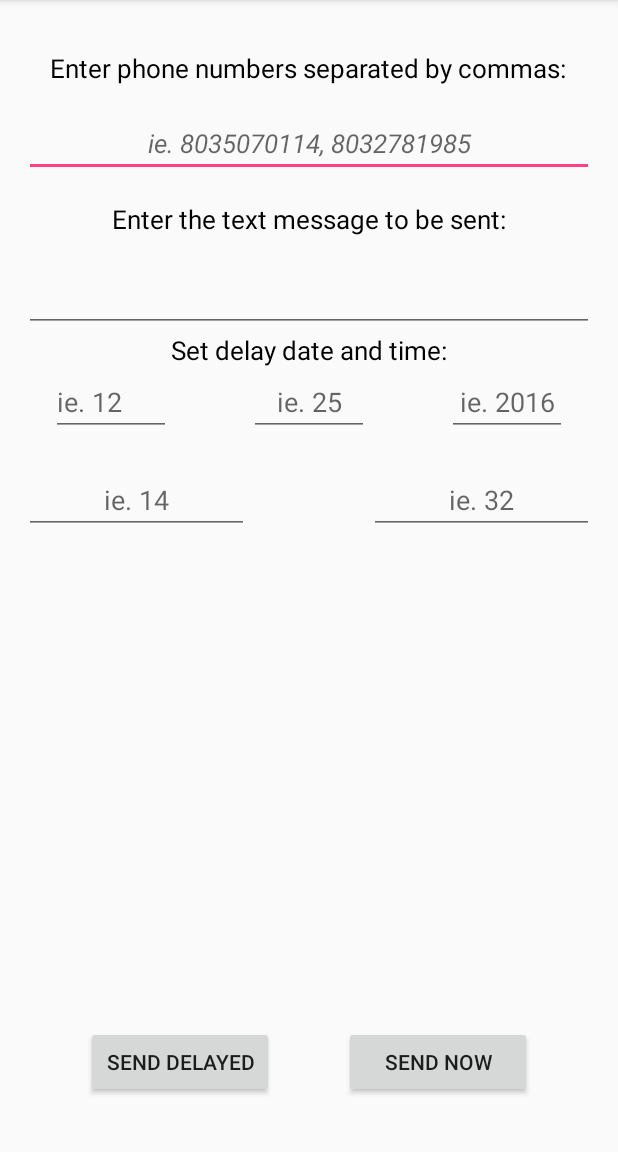
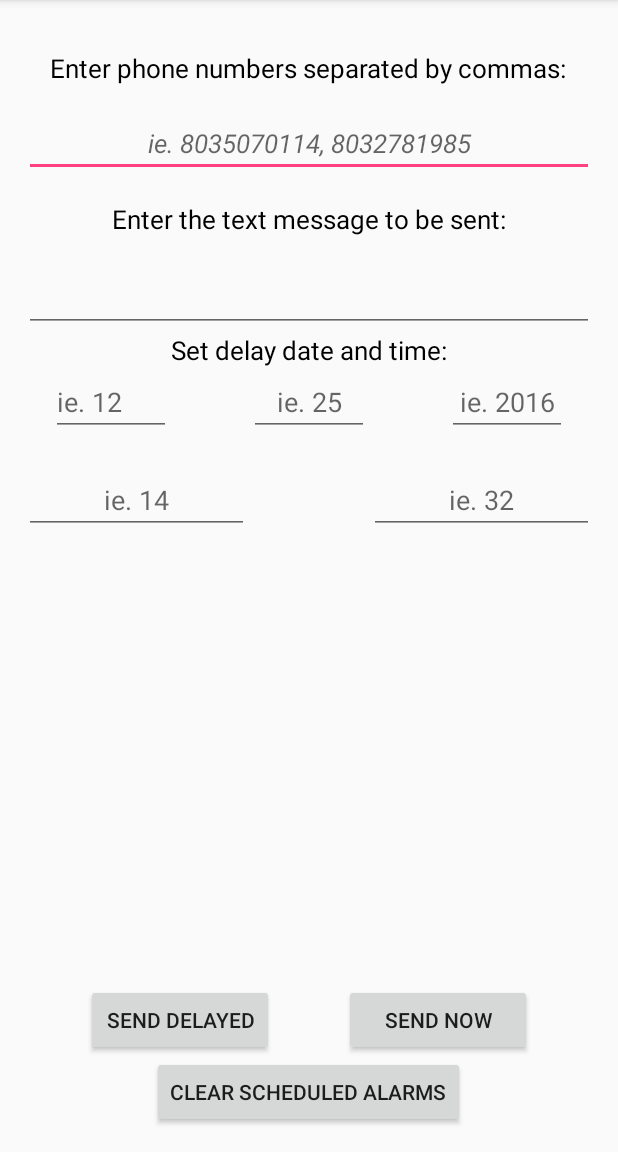
Before and after one commit to awardnasc/Broadcastr, an Android app: the screen it shows after launch (MainActivity), on a phone screen of 412 x 824 dp, the part 84-1236 px from its top. Run offline under Robolectric (Android 15) with nearby library versions, the phone set to English and light mode, and no system bars; 3 statements that could not run were skipped.

Commit message:
Clearing Alarms works  now

```diff
--- a/app/src/main/java/com/test/alexward/broadcastr/MainActivity.java
+++ b/app/src/main/java/com/test/alexward/broadcastr/MainActivity.java
@@ -144,6 +144,17 @@ public class MainActivity extends AppCompatActivity {
         Toast.makeText(this,"Text Scheduled", Toast.LENGTH_LONG).show();
     }
 
+    public void clearAlarms(View V){
+        for(int i = 0; i < count; i++){
+            Intent alarmIntent = new Intent(this, AlarmReciever.class);
+            AlarmManager alarmManager = (AlarmManager)getSystemService(Context.ALARM_SERVICE);
+            PendingIntent displayIntent =  PendingIntent.getBroadcast(this,i,alarmIntent, PendingIntent.FLAG_UPDATE_CURRENT);
+
+            alarmManager.cancel(displayIntent);
+            Toast.makeText(this, "Cancelled alarm #" + i, Toast.LENGTH_SHORT).show();
+        }
+    }
+
     /**
      * ATTENTION: This was auto-generated to implement the App Indexing API.
      * See https://g.co/AppIndexing/AndroidStudio for more information.
--- a/app/src/main/res/layout/activity_main.xml
+++ b/app/src/main/res/layout/activity_main.xml
@@ -150,28 +150,17 @@
             android:hint="@string/ie_32"
             android:textAlignment="center"/>
 
-    <!--
+
     <Button
         android:text="@string/view_scheduled_alarms"
         android:layout_width="wrap_content"
         android:layout_height="wrap_content"
         android:layout_alignParentBottom="true"
         android:layout_centerHorizontal="true"
-        android:id="@+id/button4" />
--->
+        android:id="@+id/button4"
+        android:onClick="clearAlarms"/>
 
-    <Button
-        android:text="@string/sendDelayed"
-        android:layout_width="125dp"
-        android:layout_height="wrap_content"
-        android:id="@+id/button2"
-        android:onClick="scheduleAlarm"
-        android:layout_marginLeft="24dp"
-        android:layout_marginStart="24dp"
-        android:layout_alignParentBottom="true"
-        android:layout_alignLeft="@+id/textView"
-        android:layout_alignStart="@+id/textView"
-        android:layout_marginBottom="20dp" />
+
 
     <Button
         android:text= "@string/sendButton"
@@ -186,5 +175,17 @@
         android:layout_marginRight="23dp"
         android:layout_marginEnd="23dp" />
 
+    <Button
+        android:text="@string/sendDelayed"
+        android:layout_width="125dp"
+        android:layout_height="wrap_content"
+        android:id="@+id/button2"
+        android:onClick="scheduleAlarm"
+        android:layout_marginLeft="24dp"
+        android:layout_marginStart="24dp"
+        android:layout_above="@+id/button4"
+        android:layout_alignLeft="@+id/textView"
+        android:layout_alignStart="@+id/textView" />
+
 
 </RelativeLayout>
--- a/app/src/main/res/values/strings.xml
+++ b/app/src/main/res/values/strings.xml
@@ -16,5 +16,5 @@
     <string name="ie_2016">ie. 2016</string>
     <string name="ie_25">ie. 25</string>
     <string name="ie_32">ie. 32</string>
-    <string name="view_scheduled_alarms">View Scheduled Alarms</string>
+    <string name="view_scheduled_alarms">Clear Scheduled Alarms</string>
 </resources>
```
